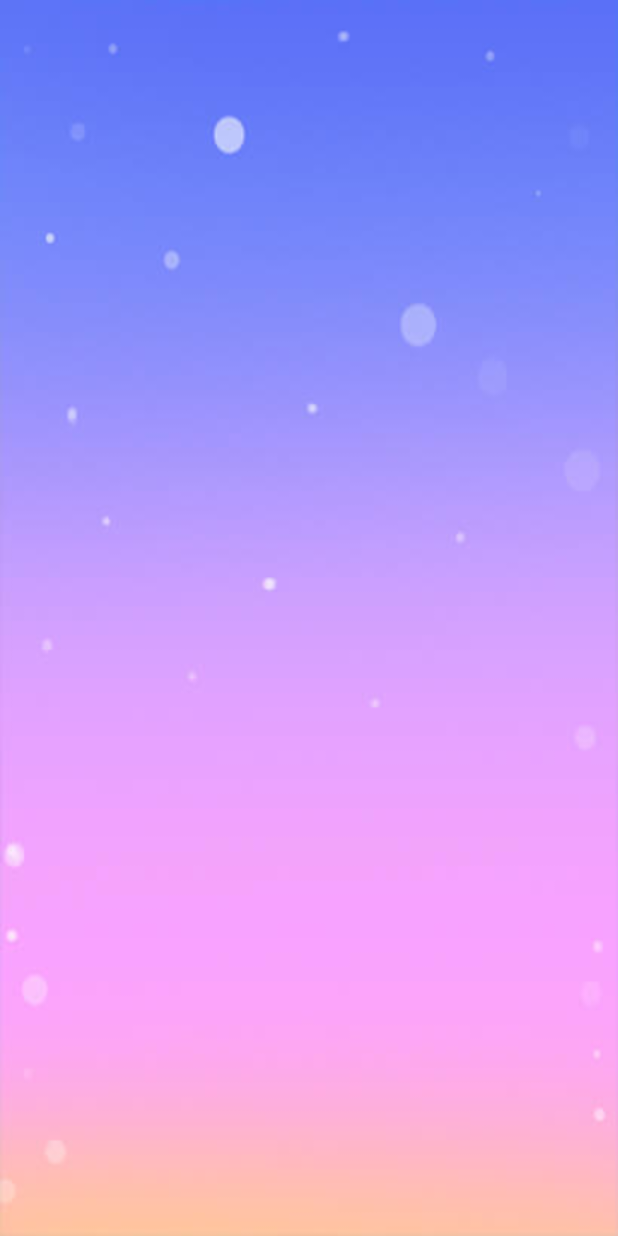
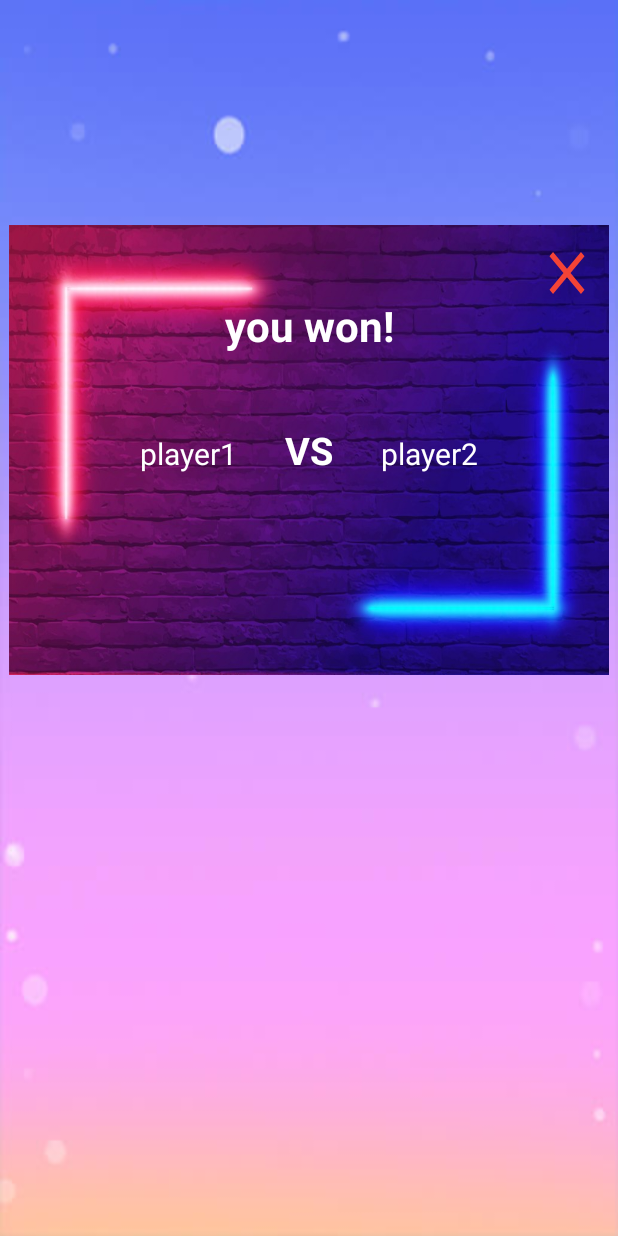
Before and after one commit to AliNoorkazemi/palto, an Android app: the DotAndBoxPageActivity screen opened directly, with no data from a screen before it, on a phone screen of 412 x 824 dp. Run offline under Robolectric (Android 15) with nearby library versions, the phone set to English and light mode, and no system bars; 4 statements that could not run were skipped.

Commit message:
Add win or lose box and score for ranking game.

```diff
--- a/app/src/main/java/com/example/plato/game/dotsandboxes/DotAndBoxPageActivity.java
+++ b/app/src/main/java/com/example/plato/game/dotsandboxes/DotAndBoxPageActivity.java
@@ -7,12 +7,17 @@ import android.content.Context;
 import android.content.Intent;
 import android.os.Bundle;
 import android.view.View;
+import android.widget.Button;
+import android.widget.FrameLayout;
 import android.widget.GridView;
+import android.widget.TextView;
 
 import com.example.plato.MainActivity;
 import com.example.plato.R;
+import com.example.plato.SingletonUserContainer;
 import com.example.plato.game.Room;
 import com.example.plato.game.SingletonGameContainer;
+import com.example.plato.network.SendScoreToServer;
 
 import java.util.ArrayList;
 
@@ -24,18 +29,61 @@ public class DotAndBoxPageActivity extends AppCompatActivity {
     static Context context;
     static ArrayList<String> members;
     String room_name;
-    String gameState;
+    static String gameState;
     static int my_color;
     static int my_score = 0;
+    static FrameLayout frameLayout;
+    static Button close_btn;
+    static TextView player1_tv;
+    static TextView player2_tv;
+    static TextView vs_tv;
+    static TextView winOrLose_tv;
+
 
     static DotsAndBoxesListener.OnFinishGame onFinishGame = new DotsAndBoxesListener.OnFinishGame() {
         @Override
-        public void onFinishGame() {
+        public void onFinishGame(String winner) {
             ((Activity)context).runOnUiThread(new Runnable() {
                 @Override
                 public void run() {
                     gridView.setVisibility(View.INVISIBLE);
+                    frameLayout.setVisibility(View.VISIBLE);
+                    if ( gameState.equals("Casual")){
+                        if ( members.size()==2){
+                            player1_tv.setText(members.get(0));
+                            player2_tv.setText(members.get(1));
+                        }else {
+                            player1_tv.setVisibility(View.INVISIBLE);
+                            player2_tv.setVisibility(View.INVISIBLE);
+                            vs_tv.setVisibility(View.INVISIBLE);
+                        }
+                        if ( !winner.equals(MainActivity.userName))
+                            winOrLose_tv.setText(winner + " won!");
+                        close_btn.setOnClickListener(new View.OnClickListener() {
+                            @Override
+                            public void onClick(View v) {
 
+                            }
+                        });
+                    }else if ( gameState.equals("Ranked")){
+                        player1_tv.setText(members.get(0));
+                        player2_tv.setText(members.get(1));
+                        if ( !winner.equals(MainActivity.userName))
+                            winOrLose_tv.setText(winner + " won!");
+                        else{
+                            int score = SingletonUserContainer.getInstance().getGameScore().get(2);
+                            SingletonUserContainer.getInstance().getGameScore().set(2, score + 30);
+                            SendScoreToServer sendScoreToServer = new SendScoreToServer(2, score + 30);
+                            Thread thread = new Thread(sendScoreToServer);
+                            thread.start();
+                        }
+                        close_btn.setOnClickListener(new View.OnClickListener() {
+                            @Override
+                            public void onClick(View v) {
+                                ((Activity)context).finish();
+                            }
+                        });
+                    }
                 }
             });
         }
@@ -124,6 +172,12 @@ public class DotAndBoxPageActivity extends AppCompatActivity {
 
         context = DotAndBoxPageActivity.this;
         gridView = findViewById(R.id.grid_view_dots_and_boxes);
+        frameLayout = findViewById(R.id.frameLayout_dots_and_boxes_wonOrLoseBox);
+        close_btn = findViewById(R.id.btn_dots_and_boxes_closeBtn);
+        player1_tv = findViewById(R.id.tv_dots_and_boxes_player1Name_inWonBox);
+        player2_tv = findViewById(R.id.tv_dots_and_boxes_player2Name_inWonBox);
+        winOrLose_tv = findViewById(R.id.tv_dots_and_boxes_wonOrloseTxt);
+        vs_tv = findViewById(R.id.vs_dots_and_boxes);
 
         new Thread(new DotsAndBoxesListener(context)).start();
 
--- a/app/src/main/java/com/example/plato/game/dotsandboxes/DotsAndBoxesListener.java
+++ b/app/src/main/java/com/example/plato/game/dotsandboxes/DotsAndBoxesListener.java
@@ -19,6 +19,7 @@ public class DotsAndBoxesListener implements Runnable {
     private Context context;
     private OnChangeForGridView onChangeForGridView;
     private OnFinishGame onFinishGame ;
+    private String winner;
 
     DotsAndBoxesListener(Context context) {
         this.context = context;
@@ -55,7 +56,7 @@ public class DotsAndBoxesListener implements Runnable {
                     case "finish":{
                         dos.writeInt(DotAndBoxPageActivity.my_score);
                         dos.flush();
-                        String winner = dis.readUTF();
+                        winner = dis.readUTF();
                         break LOOP;
                     }
                 }
@@ -64,7 +65,7 @@ public class DotsAndBoxesListener implements Runnable {
             io.printStackTrace();
         }
         onFinishGame = DotAndBoxPageActivity.onFinishGame ;
-        onFinishGame.onFinishGame();
+        onFinishGame.onFinishGame(winner);
     }
 
     interface OnChangeForGridView{
@@ -72,6 +73,6 @@ public class DotsAndBoxesListener implements Runnable {
     }
 
     interface OnFinishGame{
-        void onFinishGame();
+        void onFinishGame(String winner);
     }
 }
--- a/app/src/main/res/layout/activity_dot_and_box_page.xml
+++ b/app/src/main/res/layout/activity_dot_and_box_page.xml
@@ -34,7 +34,7 @@
         android:layout_height="300dp"
         android:visibility="gone"
         android:background="@drawable/close_box"
-        android:id="@+id/frameLayout_xoGamePageActivity_wonOrLoseBox">
+        android:id="@+id/frameLayout_dots_and_boxes_wonOrLoseBox">
 
         <TextView
             android:layout_width="match_parent"
@@ -46,7 +46,7 @@
             android:textColor="@color/white"
             android:padding="16dp"
             android:textAlignment="center"
-            android:id="@+id/tv_xoGamePageActivity_wonOrloseTxt"/>
+            android:id="@+id/tv_dots_and_boxes_wonOrloseTxt"/>
 
         <LinearLayout
             android:layout_width="wrap_content"
@@ -57,7 +57,7 @@
             <TextView
                 android:layout_width="wrap_content"
                 android:layout_height="wrap_content"
-                android:id="@+id/tv_xoGamePageActivity_player1Name_inWonBox"
+                android:id="@+id/tv_dots_and_boxes_player1Name_inWonBox"
                 android:text="player1"
                 android:textColor="@color/white"
                 android:textSize="20sp"/>
@@ -66,6 +66,7 @@
                 android:layout_width="wrap_content"
                 android:layout_height="wrap_content"
                 android:text="VS"
+                android:id="@+id/vs_dots_and_boxes"
                 android:textColor="@color/white"
                 android:layout_marginLeft="32dp"
                 android:layout_marginRight="32dp"
@@ -75,7 +76,7 @@
             <TextView
                 android:layout_width="wrap_content"
                 android:layout_height="wrap_content"
-                android:id="@+id/tv_xoGamePageActivity_player2Name_inWonBox"
+                android:id="@+id/tv_dots_and_boxes_player2Name_inWonBox"
                 android:text="player2"
                 android:textColor="@color/white"
                 android:textSize="20sp"/>
@@ -88,7 +89,7 @@
             android:layout_gravity="right"
             android:layout_margin="8dp"
             android:background="@drawable/ic_close"
-            android:id="@+id/btn_xoGamePageActivity_closeBtn"/>
+            android:id="@+id/btn_dots_and_boxes_closeBtn"/>
 
 
     </FrameLayout>
```
